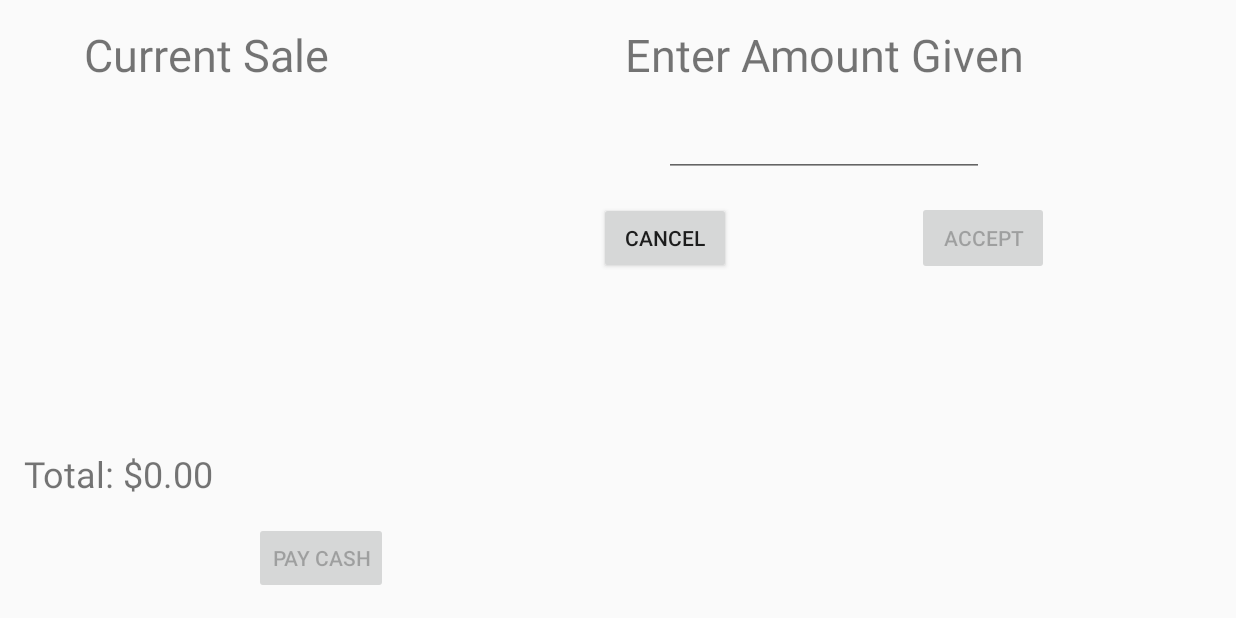
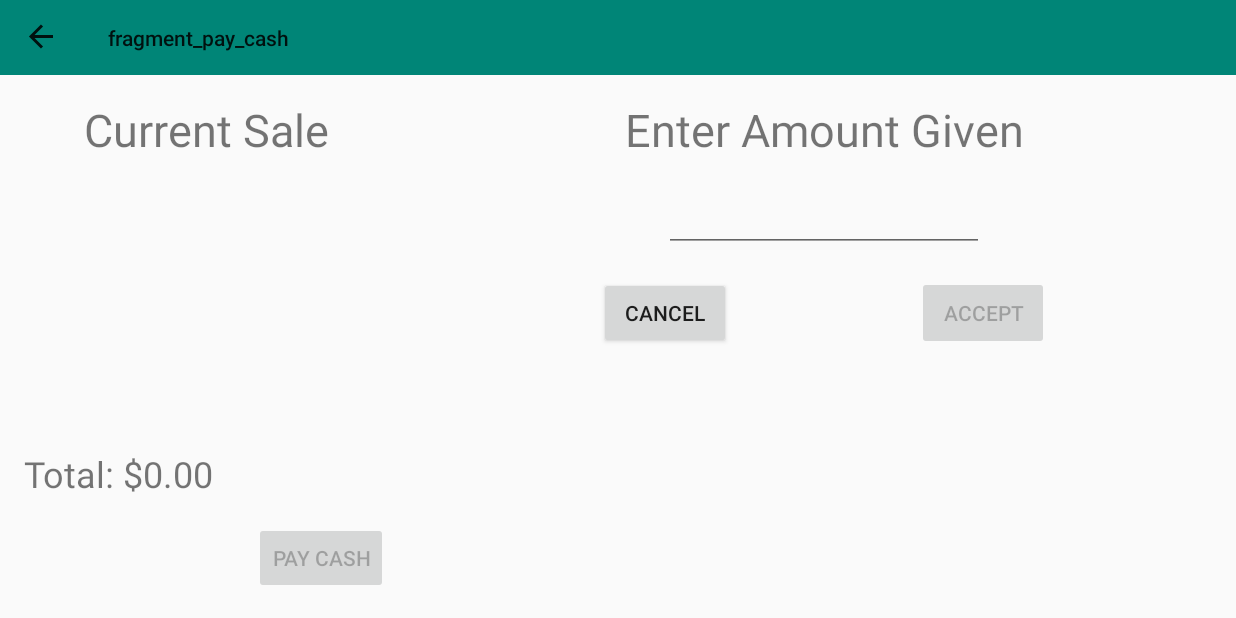
Before and after one commit to Lifetown-Columbus/lifetown-pos, an Android app: the screen it shows after launch (POSActivity), after a tap on "PAY CASH", on a phone screen of 824 x 412 dp (held sideways). Run offline under Robolectric (Android 15) with nearby library versions, the light colour scheme and no system bars; our stand-ins replace Room's generated code, navigation-ui.

Commit message:
added toolbar to top of screen

```diff
--- a/app/src/main/java/org/lifetowncolumbus/pos/merchant/POSActivity.kt
+++ b/app/src/main/java/org/lifetowncolumbus/pos/merchant/POSActivity.kt
@@ -1,9 +1,12 @@
 package org.lifetowncolumbus.pos.merchant
 
 import android.os.Bundle
+import android.view.WindowManager
 import androidx.appcompat.app.AppCompatActivity
-import android.view.WindowManager
+import androidx.appcompat.widget.Toolbar
+import androidx.navigation.Navigation
 import androidx.navigation.fragment.NavHostFragment
+import androidx.navigation.ui.NavigationUI
 import org.lifetowncolumbus.pos.R
 
 class POSActivity : AppCompatActivity() {
@@ -14,6 +17,10 @@ class POSActivity : AppCompatActivity() {
 
         supportFragmentManager.findFragmentById(R.id.nav_host_fragment) as NavHostFragment? ?: return
 
+        val navController = Navigation.findNavController(this, R.id.nav_host_fragment)
+        val toolbar : Toolbar = findViewById(R.id.toolbar)
+        NavigationUI.setupWithNavController(toolbar, navController)
+
         window.setSoftInputMode(WindowManager.LayoutParams.SOFT_INPUT_STATE_HIDDEN)
     }
 }
--- a/app/src/main/java/org/lifetowncolumbus/pos/merchant/views/ItemizedSaleFragment.kt
+++ b/app/src/main/java/org/lifetowncolumbus/pos/merchant/views/ItemizedSaleFragment.kt
@@ -10,7 +10,6 @@ import androidx.lifecycle.Observer
 import androidx.lifecycle.ViewModelProviders
 import androidx.navigation.Navigation
 import androidx.recyclerview.widget.RecyclerView
-import kotlinx.android.synthetic.main.fragment_itemized_sale.*
 import kotlinx.android.synthetic.main.fragment_itemized_sale.view.*
 import org.lifetowncolumbus.pos.R
 import org.lifetowncolumbus.pos.merchant.viewModels.CurrentSale
--- a/app/src/main/res/layout/activity_pos.xml
+++ b/app/src/main/res/layout/activity_pos.xml
@@ -5,13 +5,18 @@
         xmlns:app="http://schemas.android.com/apk/res-auto"
         android:layout_width="match_parent"
         android:layout_height="match_parent"
-        tools:context=".merchant.POSActivity" android:baselineAligned="false">
+        tools:context=".merchant.POSActivity" android:baselineAligned="false" android:orientation="vertical">
 
+    <androidx.appcompat.widget.Toolbar
+            android:layout_width="match_parent"
+            android:layout_height="50dp"
+            android:background="?attr/colorPrimary"
+            android:theme="?attr/actionBarTheme"
+            android:minHeight="?attr/actionBarSize" android:id="@+id/toolbar"/>
     <fragment
             android:name="androidx.navigation.fragment.NavHostFragment"
-            android:layout_width="0dp"
-            android:layout_height="match_parent"
             app:navGraph="@navigation/navigation"
             app:defaultNavHost="true"
-            android:id="@+id/nav_host_fragment" android:layout_weight="2"/>
+            android:id="@+id/nav_host_fragment" android:layout_height="0dp"
+            android:layout_width="match_parent" android:layout_weight="1"/>
 </LinearLayout>
```
Also changed, not shown: app/build.gradle (+4 -3 lines).
